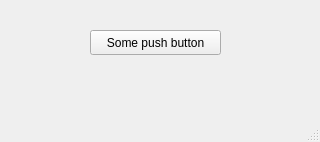
Old version of the form mainwindow.ui in the repository marosi/SocialDesktopClient.
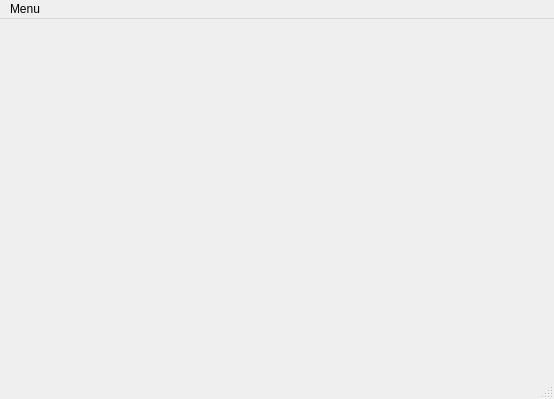
New version of the form.

The edit to the form file:
```diff
--- a/mainwindow.ui
+++ b/mainwindow.ui
@@ -6,37 +6,32 @@
    <rect>
     <x>0</x>
     <y>0</y>
-    <width>320</width>
-    <height>142</height>
+    <width>554</width>
+    <height>399</height>
    </rect>
   </property>
   <property name="windowTitle">
    <string>Main Window Here - provisionary so far</string>
   </property>
-  <widget class="QWidget" name="centralwidget">
-   <widget class="QPushButton" name="pushButton">
-    <property name="geometry">
-     <rect>
-      <x>90</x>
-      <y>30</y>
-      <width>131</width>
-      <height>25</height>
-     </rect>
-    </property>
-    <property name="text">
-     <string>Some push button</string>
-    </property>
-   </widget>
+  <widget class="QWidget" name="contentPane">
+   <layout class="QGridLayout" name="gridLayout"/>
   </widget>
   <widget class="QMenuBar" name="menubar">
    <property name="geometry">
     <rect>
      <x>0</x>
      <y>0</y>
-     <width>320</width>
-     <height>25</height>
+     <width>554</width>
+     <height>21</height>
     </rect>
    </property>
+   <widget class="QMenu" name="menuSettings">
+    <property name="title">
+     <string>Menu</string>
+    </property>
+    <addaction name="actionSettings"/>
+   </widget>
+   <addaction name="menuSettings"/>
   </widget>
   <widget class="QStatusBar" name="statusbar"/>
  </widget>
```
Left out of the diff: 5 changed lines with no effect on the pictures.
